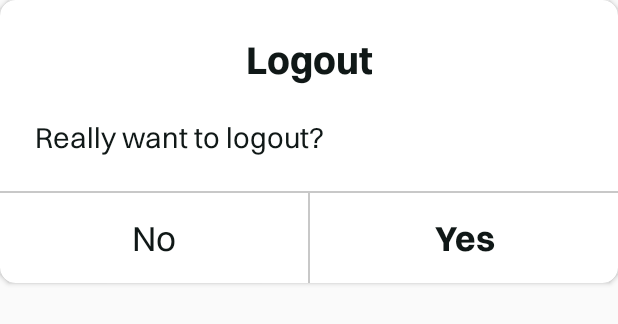
After one commit to mdshourovmolla2000/Furniture-Shop-App, an Android app: the layout dialog_logout.xml on its own in the app's theme, with its tools: preview values and no code run, on a phone screen of 412 x 824 dp. The commit adds this screen. Shown: the top 324 px of the screen. Run offline under Robolectric (Android 15) with nearby library versions, the phone set to English and light mode, and no system bars.

```diff
--- /dev/null
+++ b/app/src/main/res/layout/dialog_logout.xml
@@ -0,0 +1,94 @@
+<?xml version="1.0" encoding="utf-8"?>
+<androidx.cardview.widget.CardView xmlns:android="http://schemas.android.com/apk/res/android"
+    android:layout_width="match_parent"
+    android:layout_height="wrap_content"
+    xmlns:app="http://schemas.android.com/apk/res-auto"
+    app:cardBackgroundColor="@color/white"
+    android:elevation="0dp"
+    app:cardCornerRadius="@dimen/_8sdp">
+
+    <androidx.constraintlayout.widget.ConstraintLayout
+        android:layout_width="match_parent"
+        android:layout_height="wrap_content">
+
+        <TextView
+            android:id="@+id/exitHeader"
+            android:layout_width="wrap_content"
+            android:layout_height="wrap_content"
+            app:layout_constraintStart_toStartOf="parent"
+            app:layout_constraintEnd_toEndOf="parent"
+            app:layout_constraintTop_toTopOf="parent"
+            android:text="Logout"
+            android:textColor="@color/blackTextColor"
+            android:textSize="@dimen/_20sdp"
+            android:fontFamily="@font/switzer_bold"
+            android:layout_margin="@dimen/_18sdp"
+            android:textStyle="bold"/>
+
+        <TextView
+            android:id="@+id/exitText"
+            android:layout_width="match_parent"
+            android:layout_height="wrap_content"
+            app:layout_constraintTop_toBottomOf="@id/exitHeader"
+            android:text="Really want to logout?"
+            android:textColor="@color/blackTextColor"
+            android:textSize="@dimen/_15sdp"
+            android:fontFamily="@font/switzer_regular"
+            android:layout_margin="@dimen/_18sdp"/>
+
+        <View
+            android:id="@+id/dividerLine"
+            android:layout_width="match_parent"
+            android:layout_height="1dp"
+            android:background="#C8C8C8"
+            app:layout_constraintTop_toBottomOf="@id/exitText"
+            android:layout_marginTop="@dimen/_18sdp"/>
+
+        <LinearLayout
+            android:layout_width="match_parent"
+            android:layout_height="wrap_content"
+            app:layout_constraintTop_toBottomOf="@id/dividerLine"
+            android:weightSum="14"
+            android:orientation="horizontal">
+
+            <TextView
+                android:id="@+id/noButton"
+                android:layout_width="0dp"
+                android:layout_height="wrap_content"
+                android:layout_weight="7"
+                android:clickable="true"
+                android:focusable="true"
+                android:foreground="?attr/selectableItemBackground"
+                android:text="No"
+                android:textSize="@dimen/_18sdp"
+                android:textColor="@color/blackTextColor"
+                android:fontFamily="@font/switzer_regular"
+                android:gravity="center"
+                android:padding="@dimen/_12sdp"/>
+
+            <View
+                android:layout_width="1dp"
+                android:layout_height="match_parent"
+                android:background="#C8C8C8"/>
+
+            <TextView
+                android:id="@+id/yesButton"
+                android:layout_width="0dp"
+                android:layout_height="wrap_content"
+                android:layout_weight="7"
+                android:clickable="true"
+                android:focusable="true"
+                android:foreground="?attr/selectableItemBackground"
+                android:text="Yes"
+                android:textSize="@dimen/_18sdp"
+                android:textColor="@color/blackTextColor"
+                android:textStyle="bold"
+                android:fontFamily="@font/switzer_bold"
+                android:gravity="center"
+                android:padding="@dimen/_12sdp"/>
+
+        </LinearLayout>
+
+    </androidx.constraintlayout.widget.ConstraintLayout>
+
+</androidx.cardview.widget.CardView>
```
Also changed, not shown: app/src/main/java/com/shourov/furnitureshop/view/ProfileFragment.kt (+37 -0 lines), app/src/main/res/layout/fragment_profile.xml (+35 -0 lines).
